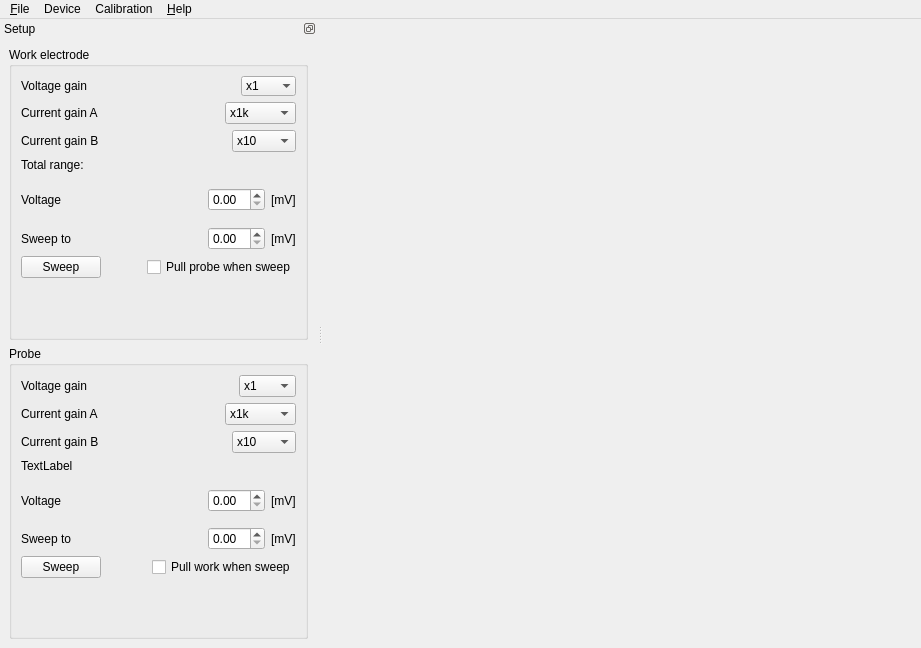
Above: software/digitizer/src/main_wnd.ui from z80/digitizer before the change. Below: the same form after it.
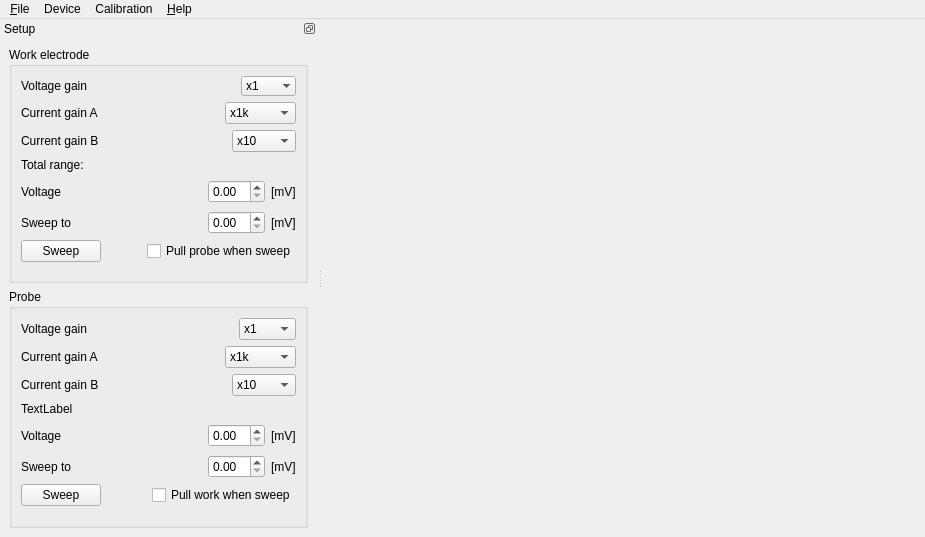
That is the form after the change. Icons and pictures are not drawn.

What changed in the file:
```diff
--- a/software/digitizer/src/main_wnd.ui
+++ b/software/digitizer/src/main_wnd.ui
@@ -6,8 +6,8 @@
    <rect>
     <x>0</x>
     <y>0</y>
-    <width>921</width>
-    <height>648</height>
+    <width>925</width>
+    <height>537</height>
    </rect>
   </property>
   <property name="windowTitle">
@@ -32,7 +32,7 @@
     <rect>
      <x>0</x>
      <y>0</y>
-     <width>921</width>
+     <width>925</width>
      <height>21</height>
     </rect>
    </property>
```
